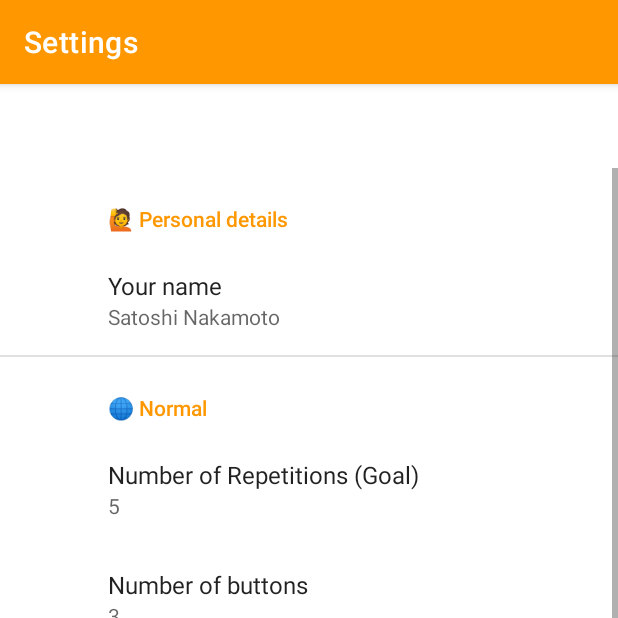
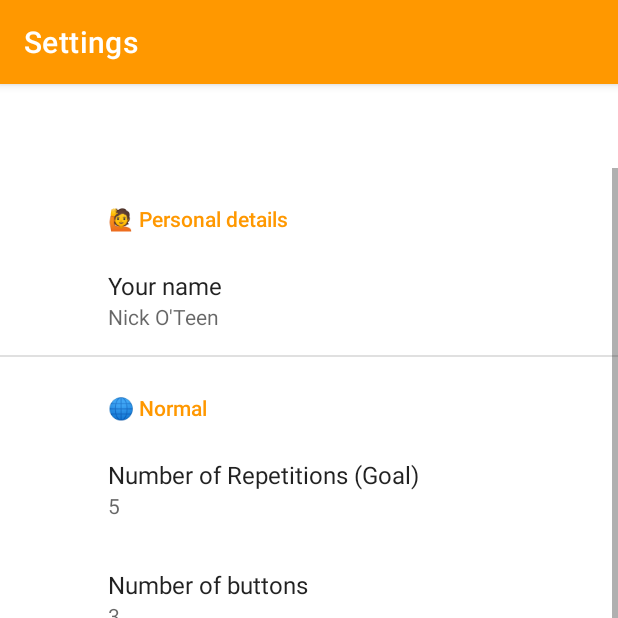
Before and after one commit to JohannesNicholas/UTAS-KIT305-StrokeRehab, an Android app: the SettingsFragment screen opened through its navigation route, on a phone screen of 412 x 824 dp, the top half of it. Run offline under Robolectric (Android 15) with nearby library versions, the phone set to English and light mode, and no system bars; our stand-ins replace androidx.preference, navigation-ui.

Commit message:
Updated default name

```diff
--- a/app/src/main/res/xml/root_preferences.xml
+++ b/app/src/main/res/xml/root_preferences.xml
@@ -4,7 +4,7 @@
     <PreferenceCategory app:title="@string/personal_details">
 
         <EditTextPreference
-            app:defaultValue="Satoshi Nakamoto"
+            app:defaultValue="Nick O'Teen"
             app:key="@string/pref_key_name"
             app:title="@string/your_name"
             app:useSimpleSummaryProvider="true" />
```
